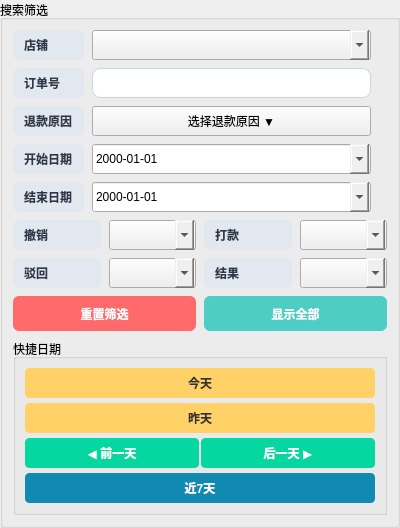
Qt form search_panel.ui (244727418/shouhou) before a commit.
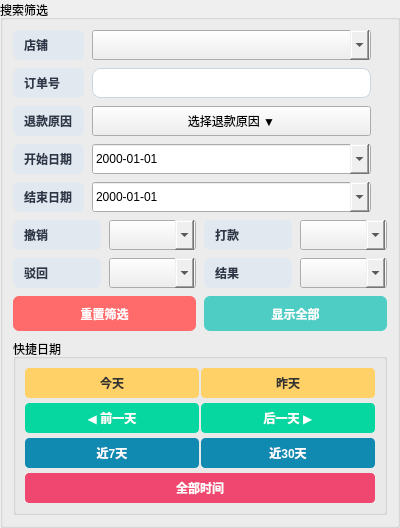
The same form after that commit.

Commit message: 优化了搜索筛选板块的快捷日期的展示

What changed in the file:
```diff
--- a/search_panel.ui
+++ b/search_panel.ui
@@ -391,18 +391,23 @@
        <number>5</number>
       </property>
       <item>
+       <layout class="QHBoxLayout" name="today_yesterday_layout">
+        <property name="spacing">
+         <number>2</number>
+        </property>
+        <item>
        <widget class="QPushButton" name="today_btn">
         <property name="text">
          <string>今天</string>
         </property>
         <property name="minimumSize">
          <size>
-          <width>80</width>
+            <width>90</width>
           <height>30</height>
          </size>
         </property>
         <property name="styleSheet">
-         <string notr="true">padding: 5px 10px; border: 1px solid #FFD166; border-radius: 4px; background-color: #FFD166; color: #333333; font-weight: bold;</string>
+           <string notr="true">padding: 5px 8px; border: 1px solid #FFD166; border-radius: 4px; background-color: #FFD166; color: #333333; font-weight: bold;</string>
         </property>
        </widget>
       </item>
@@ -413,14 +418,16 @@
         </property>
         <property name="minimumSize">
          <size>
-          <width>80</width>
+            <width>90</width>
           <height>30</height>
          </size>
         </property>
         <property name="styleSheet">
-         <string notr="true">padding: 5px 10px; border: 1px solid #FFD166; border-radius: 4px; background-color: #FFD166; color: #333333; font-weight: bold;</string>
-        </property>
-       </widget>
+           <string notr="true">padding: 5px 8px; border: 1px solid #FFD166; border-radius: 4px; background-color: #FFD166; color: #333333; font-weight: bold;</string>
+          </property>
+         </widget>
+        </item>
+       </layout>
       </item>
       <item>
        <layout class="QHBoxLayout" name="prev_next_layout">
@@ -462,18 +469,57 @@
        </layout>
       </item>
       <item>
+       <layout class="QHBoxLayout" name="week_month_layout">
+        <property name="spacing">
+         <number>2</number>
+        </property>
+        <item>
        <widget class="QPushButton" name="week_btn">
         <property name="text">
          <string>近7天</string>
         </property>
         <property name="minimumSize">
          <size>
-          <width>80</width>
+            <width>90</width>
           <height>30</height>
          </size>
         </property>
         <property name="styleSheet">
-         <string notr="true">padding: 5px 10px; border: 1px solid #118AB2; border-radius: 4px; background-color: #118AB2; color: white; font-weight: bold;</string>
+           <string notr="true">padding: 5px 8px; border: 1px solid #118AB2; border-radius: 4px; background-color: #118AB2; color: white; font-weight: bold;</string>
+          </property>
+         </widget>
+        </item>
+        <item>
+         <widget class="QPushButton" name="month_btn">
+          <property name="text">
+           <string>近30天</string>
+          </property>
+          <property name="minimumSize">
+           <size>
+            <width>90</width>
+            <height>30</height>
+           </size>
+          </property>
+          <property name="styleSheet">
+           <string notr="true">padding: 5px 8px; border: 1px solid #118AB2; border-radius: 4px; background-color: #118AB2; color: white; font-weight: bold;</string>
+          </property>
+         </widget>
+        </item>
+       </layout>
+      </item>
+      <item>
+       <widget class="QPushButton" name="all_time_btn">
+        <property name="text">
+         <string>全部时间</string>
+        </property>
+        <property name="minimumSize">
+         <size>
+          <width>0</width>
+          <height>30</height>
+         </size>
+        </property>
+        <property name="styleSheet">
+         <string notr="true">padding: 5px 10px; border: 1px solid #EF476F; border-radius: 4px; background-color: #EF476F; color: white; font-weight: bold;</string>
         </property>
        </widget>
       </item>
```
Lines whose indentation alone changed are shown as unchanged. The commit also changes 1 other file.
